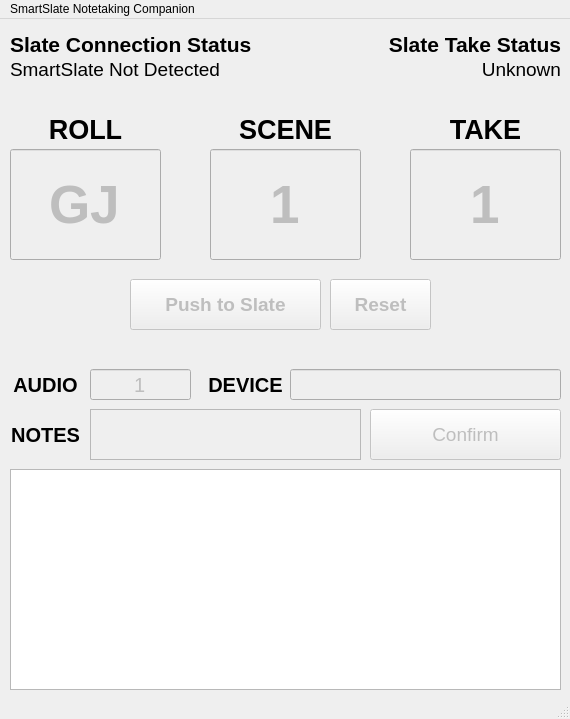
Before: the Qt Designer form notetaker.ui in eollins/SmartSlateCompanion, drawn with Qt 5.
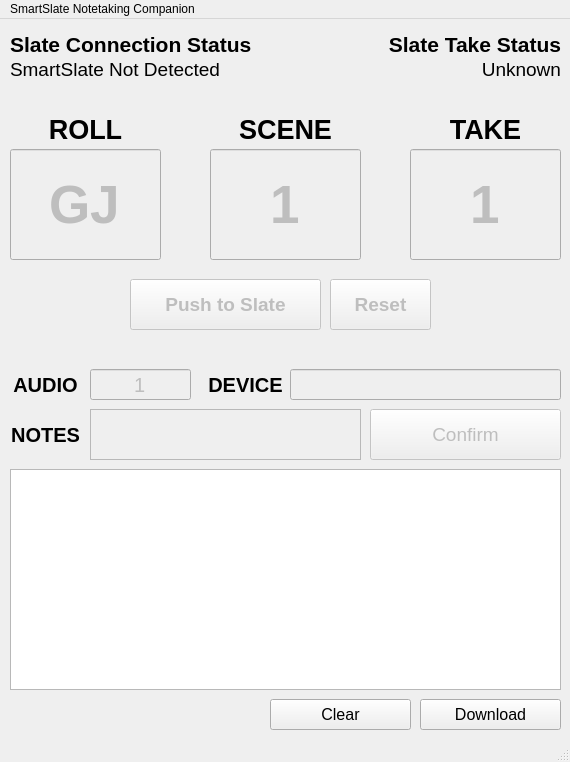
After: the same form once the commit is applied.

Patch:
```diff
--- a/notetaker.ui
+++ b/notetaker.ui
@@ -7,7 +7,7 @@
     <x>0</x>
     <y>0</y>
     <width>570</width>
-    <height>719</height>
+    <height>762</height>
    </rect>
   </property>
   <property name="windowTitle">
@@ -450,6 +450,50 @@
      <string>Reset</string>
     </property>
    </widget>
+   <widget class="QPushButton" name="clear_button">
+    <property name="enabled">
+     <bool>true</bool>
+    </property>
+    <property name="geometry">
+     <rect>
+      <x>270</x>
+      <y>680</y>
+      <width>141</width>
+      <height>31</height>
+     </rect>
+    </property>
+    <property name="font">
+     <font>
+      <pointsize>12</pointsize>
+      <bold>false</bold>
+     </font>
+    </property>
+    <property name="text">
+     <string>Clear</string>
+    </property>
+   </widget>
+   <widget class="QPushButton" name="download_button">
+    <property name="enabled">
+     <bool>true</bool>
+    </property>
+    <property name="geometry">
+     <rect>
+      <x>420</x>
+      <y>680</y>
+      <width>141</width>
+      <height>31</height>
+     </rect>
+    </property>
+    <property name="font">
+     <font>
+      <pointsize>12</pointsize>
+      <bold>false</bold>
+     </font>
+    </property>
+    <property name="text">
+     <string>Download</string>
+    </property>
+   </widget>
   </widget>
   <widget class="QMenuBar" name="menubar">
    <property name="geometry">
```
